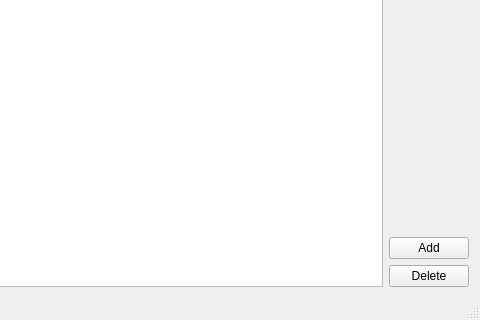
MickaelOnTheWave/GuimicK, file ConfigurationEditingTool/mainwindow.ui: the form before one commit; both pictures show x 106 to 586 and y 235 to 555 of the 586 by 555 pixel window.
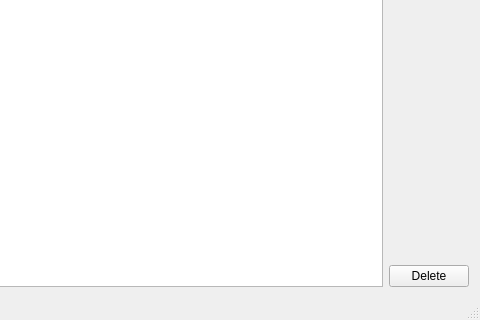
The form after the commit.

Commit message: Added display class for Console jobs. Added type tag in console configuration dialog. Removed unused Add button in main window.

```diff
--- a/ConfigurationEditingTool/mainwindow.ui
+++ b/ConfigurationEditingTool/mainwindow.ui
@@ -49,13 +49,6 @@
           </property>
          </spacer>
         </item>
-        <item>
-         <widget class="QPushButton" name="addButton">
-          <property name="text">
-           <string>Add</string>
-          </property>
-         </widget>
-        </item>
         <item>
          <widget class="QPushButton" name="deleteButton">
           <property name="text">
```
The commit also changes 11 other files.
